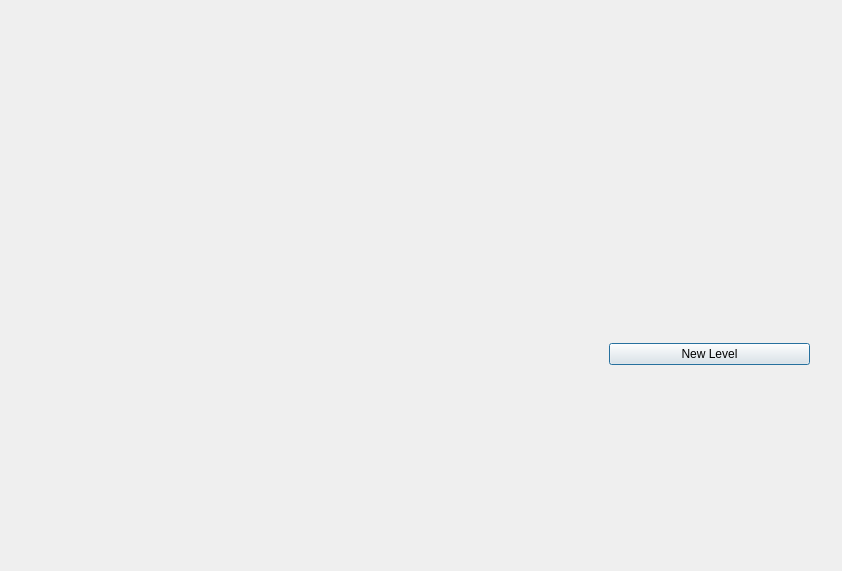
The window that Client/field.ui (Code-team-open-source/Code-team) describes before a commit, drawn with Qt 5.
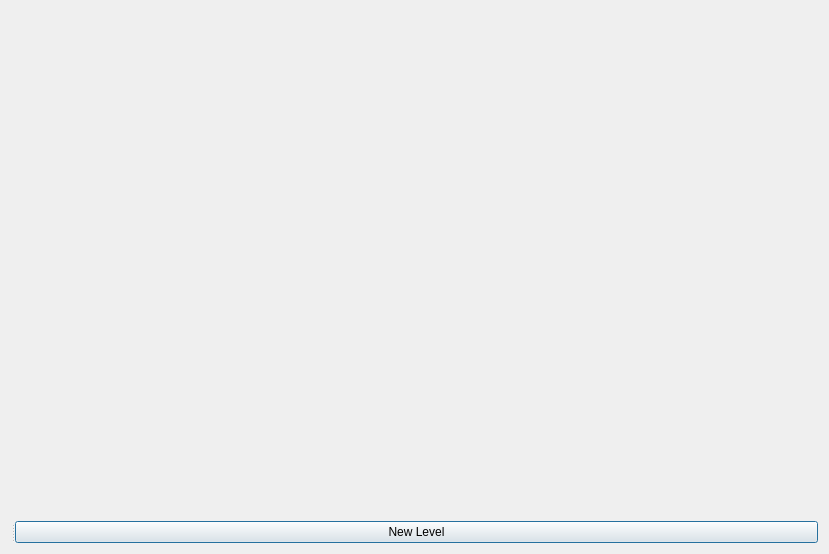
The same window after the commit.

Commit message: Fix slider (maybe)

Patch:
```diff
--- a/Client/field.ui
+++ b/Client/field.ui
@@ -6,33 +6,28 @@
    <rect>
     <x>0</x>
     <y>0</y>
-    <width>842</width>
-    <height>571</height>
+    <width>829</width>
+    <height>554</height>
    </rect>
   </property>
   <property name="windowTitle">
    <string>Dialog</string>
   </property>
-  <widget class="QWidget" name="horizontalLayoutWidget_2">
-   <property name="geometry">
-    <rect>
-     <x>49</x>
-     <y>29</y>
-     <width>761</width>
-     <height>131</height>
-    </rect>
-   </property>
+  <layout class="QGridLayout" name="gridLayout_2">
+   <item row="0" column="0">
+    <layout class="QGridLayout" name="gridLayout">
+     <item row="0" column="0">
    <layout class="QHBoxLayout" name="horizontalLayout_2"/>
+     </item>
+     <item row="2" column="0">
+      <widget class="QSplitter" name="splitter">
+       <property name="orientation">
+        <enum>Qt::Horizontal</enum>
+       </property>
+       <widget class="QWidget" name="verticalLayoutWidget_3">
+        <layout class="QVBoxLayout" name="v4"/>
   </widget>
   <widget class="QWidget" name="verticalLayoutWidget">
-   <property name="geometry">
-    <rect>
-     <x>609</x>
-     <y>189</y>
-     <width>201</width>
-     <height>331</height>
-    </rect>
-   </property>
    <layout class="QVBoxLayout" name="verticalLayout">
     <item>
      <layout class="QVBoxLayout" name="verticalLayout_3"/>
@@ -46,17 +41,24 @@
     </item>
    </layout>
   </widget>
-  <widget class="QWidget" name="verticalLayoutWidget_3">
-   <property name="geometry">
-    <rect>
-     <x>50</x>
-     <y>180</y>
-     <width>551</width>
-     <height>341</height>
-    </rect>
-   </property>
-   <layout class="QVBoxLayout" name="v4"/>
-  </widget>
+      </widget>
+     </item>
+     <item row="1" column="0">
+      <spacer name="verticalSpacer">
+       <property name="orientation">
+        <enum>Qt::Vertical</enum>
+       </property>
+       <property name="sizeHint" stdset="0">
+        <size>
+         <width>20</width>
+         <height>40</height>
+        </size>
+       </property>
+      </spacer>
+     </item>
+    </layout>
+   </item>
+  </layout>
  </widget>
  <resources/>
  <connections/>
```
Lines whose indentation alone changed are shown as unchanged. The commit also changes 2 other files.
